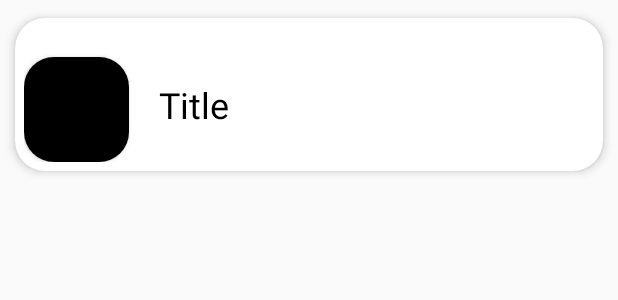
After one commit to AndresSotoLopez/DI, an Android app: the layout element.xml on its own in the app's theme, with its tools: preview values and no code run, on a phone screen of 412 x 824 dp. The commit adds this screen. Shown: the top 300 px of the screen. Run offline under Robolectric (Android 15) with nearby library versions, the phone set to English and light mode, and no system bars; network calls fail.

Commit message:
Tarea #1.1 sprint5, terminado el recyclerview y comprobado el scrollbar

```diff
--- a/sprint4android/MyOtherCatalog/app/build.gradle.kts
+++ b/sprint4android/MyOtherCatalog/app/build.gradle.kts
@@ -4,12 +4,12 @@ plugins {
 
 android {
     namespace = "com.clase.myothercatalog"
-    compileSdk = 28
+    compileSdk = 34
 
     defaultConfig {
         applicationId = "com.clase.myothercatalog"
         minSdk = 28
-        targetSdk = 33
+        targetSdk = 34
         versionCode = 1
         versionName = "1.0"
 
--- /dev/null
+++ b/sprint4android/MyOtherCatalog/app/src/main/res/layout/element.xml
@@ -0,0 +1,74 @@
+<?xml version="1.0" encoding="utf-8"?>
+<androidx.cardview.widget.CardView
+    xmlns:android="http://schemas.android.com/apk/res/android"
+    xmlns:app="http://schemas.android.com/apk/res-auto"
+    xmlns:tools="http://schemas.android.com/tools"
+    android:id="@+id/items"
+    android:layout_width="match_parent"
+    android:layout_height="wrap_content"
+    android:animateLayoutChanges="true"
+    app:cardCornerRadius="20dp"
+    app:cardElevation="4dp"
+    app:cardUseCompatPadding="true">
+
+    <LinearLayout
+        android:layout_width="match_parent"
+        android:layout_height="wrap_content"
+        android:orientation="vertical">
+
+        <RelativeLayout
+            android:layout_width="match_parent"
+            android:layout_height="wrap_content"
+            android:orientation="horizontal"
+            android:padding="6dp">
+
+            <androidx.cardview.widget.CardView
+                android:id="@+id/imageview_rounded"
+                android:layout_width="wrap_content"
+                android:layout_height="wrap_content"
+                app:cardCornerRadius="20dp"
+                android:elevation="10dp"
+                android:layout_marginTop="20dp"
+                app:layout_constraintEnd_toEndOf="parent"
+                app:layout_constraintStart_toStartOf="parent">
+
+            <ImageView
+                android:layout_width="70dp"
+                android:layout_height="70dp"
+                android:id="@+id/iconImageView"
+                android:layout_alignParentStart="true"
+                android:layout_centerVertical="true"
+                android:src="@color/black"
+                android:layout_alignParentLeft="true"/>
+
+            </androidx.cardview.widget.CardView>
+
+            <LinearLayout
+                android:layout_width="wrap_content"
+                android:layout_height="wrap_content"
+                android:id="@+id/linearLayout"
+                android:layout_alignParentTop="true"
+                android:layout_marginStart="20dp"
+                android:layout_marginTop="35dp"
+                android:layout_toEndOf="@+id/imageview_rounded"
+                android:orientation="vertical"
+                android:layout_marginLeft="4dp"
+                android:layout_toRightOf="@+id/imageview_rounded"
+                >
+                <TextView
+                    android:id="@+id/cod_title"
+                    android:layout_width="match_parent"
+                    android:layout_height="wrap_content"
+                    android:layout_marginBottom="3dp"
+                    android:text="Title"
+                    android:textColor="@color/black"
+                    android:textSize="24sp"
+                    />
+
+            </LinearLayout>
+
+        </RelativeLayout>
+
+    </LinearLayout>
+
+</androidx.cardview.widget.CardView>
```
Also changed, not shown: sprint4android/MyOtherCatalog/app/src/main/java/com/clase/myothercatalog/adapter.java (added, +71 -0 lines), sprint4android/MyOtherCatalog/app/src/main/java/com/clase/myothercatalog/main_activity.java (+22 -18 lines), sprint4android/MyOtherCatalog/app/src/main/res/layout/main_layout.xml (+17 -6 lines).
